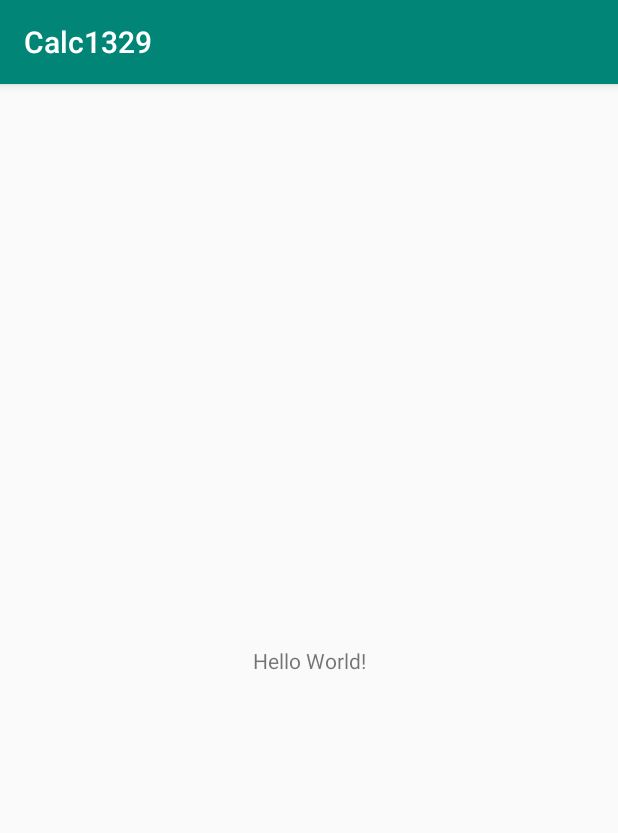
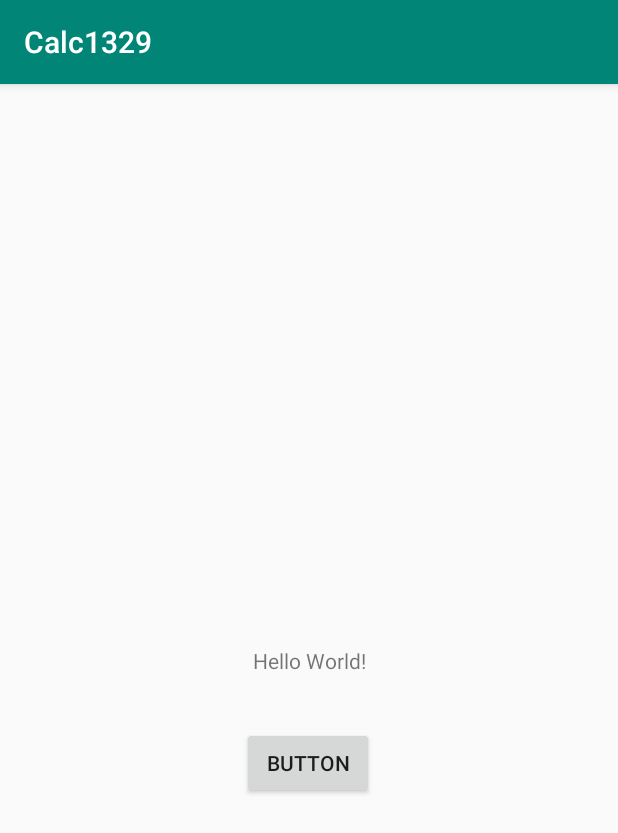
Before and after one commit to pavlentytest/Calc1329, an Android app: the screen it shows after launch (MainActivity), on a phone screen of 412 x 824 dp. Shown: the top 833 px of the screen. Run offline under Robolectric (Android 15) with nearby library versions, the phone set to English and light mode, and no system bars.

Commit message:
New Button

```diff
--- a/app/src/main/res/layout/activity_main.xml
+++ b/app/src/main/res/layout/activity_main.xml
@@ -15,4 +15,14 @@
         app:layout_constraintRight_toRightOf="parent"
         app:layout_constraintTop_toTopOf="parent" />
 
+    <Button
+        android:id="@+id/button"
+        android:layout_width="wrap_content"
+        android:layout_height="wrap_content"
+        android:layout_marginStart="161dp"
+        android:layout_marginBottom="291dp"
+        android:text="Button"
+        app:layout_constraintBottom_toBottomOf="parent"
+        app:layout_constraintStart_toStartOf="parent" />
+
 </androidx.constraintlayout.widget.ConstraintLayout>
```
